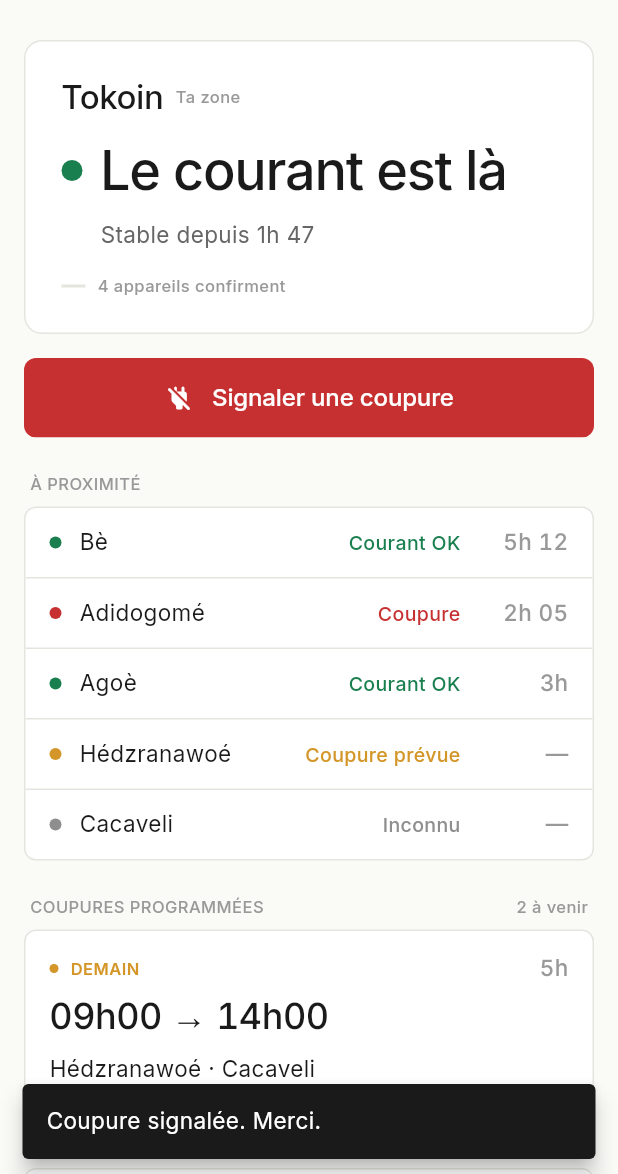
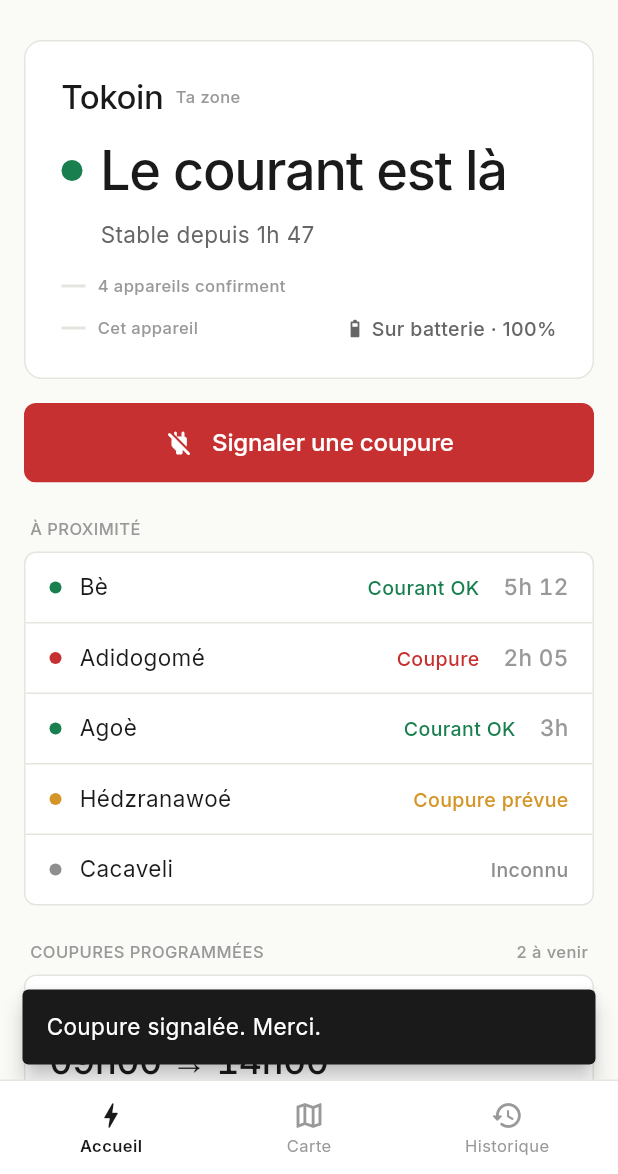
Before and after one commit to fortune344/allume, a Flutter app: the screen it shows after launch, after a tap on "Signaler une coupure", on a phone screen of 412 x 824 dp, the part 62-1236 px from its top. Run offline on Flutter 3.47's test engine with Material 3 defaults, Android fonts, the phone set to English and light mode, and no system bars; our stand-ins replace battery_plus, flutter_map, google_fonts, latlong2.

Commit message:
mobile: navigation à 3 onglets + carte OSM + détection batterie
- Bottom navigation custom avec 3 onglets (Accueil, Carte, Historique).
  IndexedStack pour préserver l'état des écrans entre changements d'onglet.
- Écran Carte avec flutter_map + tuiles OpenStreetMap centré sur Lomé.
  Inversion des couleurs des tuiles via ColorFilter en mode sombre (lisible).
  Légende des 4 états (courant/coupure/prévue/inconnu) en bas.
- Écran Historique en placeholder explicite.
- Service BatteryService écoutant les événements de charge via battery_plus.
  ValueNotifier pour propager l'état dans l'UI sans rebuild inutile.
- LocalSignalsRow au pied de la carte de statut principal :
  affiche en temps réel si l'appareil est en charge ou sur batterie.
- Correction d'un wrap d'affichage sur les zones avec un long nom.

```diff
--- a/mobile/lib/app.dart
+++ b/mobile/lib/app.dart
@@ -2,7 +2,7 @@ import 'package:flutter/material.dart';
 import 'package:flutter_localizations/flutter_localizations.dart';
 
 import 'core/theme/theme.dart';
-import 'features/home/home_screen.dart';
+import 'features/shell/main_shell.dart';
 
 class AllumeApp extends StatelessWidget {
   const AllumeApp({super.key});
@@ -22,7 +22,7 @@ class AllumeApp extends StatelessWidget {
         GlobalWidgetsLocalizations.delegate,
         GlobalCupertinoLocalizations.delegate,
       ],
-      home: const HomeScreen(),
+      home: const MainShell(),
     );
   }
 }
--- /dev/null
+++ b/mobile/lib/features/history/history_screen.dart
@@ -0,0 +1,62 @@
+import 'package:flutter/material.dart';
+
+import '../../core/theme/spacing.dart';
+import '../../core/theme/theme.dart';
+import '../../core/theme/typography.dart';
+
+/// Écran d'historique des coupures vécues et statistiques par zone.
+/// V1 : structure visuelle, données réelles arrivent quand le backend sera connecté.
+class HistoryScreen extends StatelessWidget {
+  const HistoryScreen({super.key});
+
+  @override
+  Widget build(BuildContext context) {
+    final theme = Theme.of(context);
+    final colors = context.appColors;
+
+    return Scaffold(
+      appBar: AppBar(
+        title: Text('Historique', style: AppTextStyles.title),
+      ),
+      body: Center(
+        child: Padding(
+          padding: const EdgeInsets.all(AppSpacing.xl),
+          child: Column(
+            mainAxisAlignment: MainAxisAlignment.center,
+            crossAxisAlignment: CrossAxisAlignment.start,
+            children: [
+              Container(
+                width: 48,
+                height: 48,
+                decoration: BoxDecoration(
+                  color: colors.surfaceAlt,
+                  borderRadius: BorderRadius.circular(AppRadii.md),
+                  border: Border.all(color: colors.border),
+                ),
+                child: Icon(
+                  Icons.bar_chart_rounded,
+                  size: 24,
+                  color: colors.textSecondary,
+                ),
+              ),
+              const SizedBox(height: AppSpacing.lg),
+              Text(
+                'Pas encore d\'historique',
+                style: AppTextStyles.title.copyWith(
+                  color: theme.colorScheme.onSurface,
+                ),
+              ),
+              const SizedBox(height: AppSpacing.sm),
+              Text(
+                'Ton historique de coupures et tes statistiques par quartier '
+                'apparaîtront ici dès que tu auras vécu quelques coupures avec '
+                'l\'app installée. Les données restent sur ton téléphone.',
+                style: AppTextStyles.body.copyWith(color: colors.textSecondary),
+              ),
+            ],
+          ),
+        ),
+      ),
+    );
+  }
+}
--- /dev/null
+++ b/mobile/lib/features/home/widgets/local_signals_row.dart
@@ -0,0 +1,68 @@
+import 'package:flutter/material.dart';
+
+import '../../../core/theme/spacing.dart';
+import '../../../core/theme/theme.dart';
+import '../../../core/theme/typography.dart';
+import '../../../services/battery_service.dart';
+
+/// Ligne discrète au pied de la carte de statut principale.
+///
+/// Affiche ce que CET appareil détecte localement (état de charge pour l'instant ;
+/// signaux Wi-Fi, son et lumière s'ajouteront aux phases suivantes).
+class LocalSignalsRow extends StatelessWidget {
+  const LocalSignalsRow({super.key});
+
+  @override
+  Widget build(BuildContext context) {
+    final colors = context.appColors;
+    return ValueListenableBuilder<BatterySnapshot>(
+      valueListenable: BatteryService.instance,
+      builder: (context, snapshot, _) {
+        final (icon, label, color) = _signalFor(context, snapshot);
+        return Row(
+          children: [
+            Container(height: 2, width: 16, color: colors.border),
+            const SizedBox(width: AppSpacing.sm),
+            Text(
+              'Cet appareil',
+              style: AppTextStyles.caption.copyWith(color: colors.textMuted),
+            ),
+            const Spacer(),
+            Icon(icon, size: 14, color: color),
+            const SizedBox(width: AppSpacing.xs),
+            Text(
+              label,
+              style: AppTextStyles.small.copyWith(
+                color: color,
+                fontWeight: FontWeight.w500,
+              ),
+            ),
+          ],
+        );
+      },
+    );
+  }
+
+  (IconData, String, Color) _signalFor(BuildContext ctx, BatterySnapshot s) {
+    final colors = ctx.appColors;
+    final pct = s.levelPercent;
+    final pctSuffix = pct == null ? '' : ' · $pct%';
+    return switch (s.state) {
+      DeviceChargeState.charging => (
+          Icons.bolt_rounded,
+          'En charge$pctSuffix',
+          colors.ok,
+        ),
+      DeviceChargeState.onBattery => (
+          Icons.battery_5_bar_rounded,
+          'Sur batterie$pctSuffix',
+          colors.textSecondary,
+        ),
+      DeviceChargeState.unknown => (
+          Icons.help_outline_rounded,
+          'État inconnu',
+          colors.textMuted,
+        ),
+    };
+  }
+}
--- a/mobile/lib/features/home/widgets/main_status_card.dart
+++ b/mobile/lib/features/home/widgets/main_status_card.dart
@@ -6,6 +6,7 @@ import '../../../core/theme/theme.dart';
 import '../../../core/theme/typography.dart';
 import '../../../shared/models/zone_status.dart';
 import '../../../shared/widgets/status_dot.dart';
+import 'local_signals_row.dart';
 
 /// La carte principale de l'écran d'accueil : état du courant chez l'utilisateur.
 /// Grand, immédiat, lisible — ce que la maman cherche en ouvrant l'app.
@@ -113,6 +114,8 @@ class MainStatusCard extends StatelessWidget {
               ],
             ),
           ],
+          const SizedBox(height: AppSpacing.md),
+          const LocalSignalsRow(),
         ],
       ),
     );
--- a/mobile/lib/features/home/widgets/zone_row.dart
+++ b/mobile/lib/features/home/widgets/zone_row.dart
@@ -33,11 +33,14 @@ class ZoneRow extends StatelessWidget {
           Expanded(
             child: Text(
               zone.zoneName,
+              maxLines: 1,
+              overflow: TextOverflow.ellipsis,
               style: AppTextStyles.body.copyWith(
                 color: theme.colorScheme.onSurface,
               ),
             ),
           ),
+          const SizedBox(width: AppSpacing.sm),
           Text(
             StatusDot.labelFor(zone.status),
             style: AppTextStyles.small.copyWith(
@@ -45,15 +48,13 @@ class ZoneRow extends StatelessWidget {
               fontWeight: FontWeight.w500,
             ),
           ),
-          const SizedBox(width: AppSpacing.lg),
-          SizedBox(
-            width: 56,
-            child: Text(
-              since == null ? '—' : AppFormat.relativeDuration(now.difference(since)),
+          if (since != null) ...[
+            const SizedBox(width: AppSpacing.lg),
+            Text(
+              AppFormat.relativeDuration(now.difference(since)),
               style: AppTextStyles.stat.copyWith(color: colors.textMuted),
-              textAlign: TextAlign.right,
             ),
-          ),
+          ],
         ],
       ),
     );
--- /dev/null
+++ b/mobile/lib/features/map/map_screen.dart
@@ -0,0 +1,176 @@
+import 'package:flutter/material.dart';
+import 'package:flutter_map/flutter_map.dart';
+import 'package:latlong2/latlong.dart';
+
+import '../../core/theme/spacing.dart';
+import '../../core/theme/theme.dart';
+import '../../core/theme/typography.dart';
+
+/// Inversion des couleurs des tuiles OSM pour le dark mode.
+/// Blanc → noir, noir → blanc, légère désaturation pour ne pas écraser les couleurs.
+Widget _darkModeTileBuilder(
+  BuildContext context,
+  Widget tileWidget,
+  TileImage tile,
+) {
+  return ColorFiltered(
+    colorFilter: const ColorFilter.matrix(<double>[
+      -0.85, -0.05, -0.05, 0, 255,
+      -0.05, -0.85, -0.05, 0, 255,
+      -0.05, -0.05, -0.85, 0, 255,
+         0,     0,     0, 1,   0,
+    ]),
+    child: tileWidget,
+  );
+}
+
+/// Écran carte centré sur Lomé.
+///
+/// V1 : tuiles OpenStreetMap brutes. Les polygones de zones colorés par état
+/// (vert / rouge / ambre / gris) seront ajoutés en Phase 1B après import OSM.
+class MapScreen extends StatelessWidget {
+  const MapScreen({super.key});
+
+  /// Centre approximatif de Lomé (place de l'Indépendance).
+  static const _lomeCenter = LatLng(6.1725, 1.2314);
+
+  @override
+  Widget build(BuildContext context) {
+    final theme = Theme.of(context);
+    final colors = context.appColors;
+    final isDark = theme.brightness == Brightness.dark;
+
+    return Scaffold(
+      appBar: AppBar(
+        title: Text('Carte de Lomé', style: AppTextStyles.title),
+        actions: [
+          IconButton(
+            icon: const Icon(Icons.my_location_rounded, size: 22),
+            tooltip: 'Recentrer',
+            onPressed: () {},
+          ),
+          const SizedBox(width: AppSpacing.sm),
+        ],
+      ),
+      body: Stack(
+        children: [
+          FlutterMap(
+            options: const MapOptions(
+              initialCenter: _lomeCenter,
+              initialZoom: 12.5,
+              minZoom: 10,
+              maxZoom: 18,
+            ),
+            children: [
+              TileLayer(
+                urlTemplate: 'https://tile.openstreetmap.org/{z}/{x}/{y}.png',
+                userAgentPackageName: 'tg.allume.allume',
+                tileProvider: NetworkTileProvider(),
+                tileBuilder: isDark ? _darkModeTileBuilder : null,
+              ),
+            ],
+          ),
+          Positioned(
+            left: AppSpacing.lg,
+            right: AppSpacing.lg,
+            bottom: AppSpacing.lg,
+            child: _MapLegend(),
+          ),
+          Positioned(
+            right: AppSpacing.sm,
+            bottom: AppSpacing.sm + 80,
+            child: _AttributionPill(
+              text: '© OpenStreetMap',
+              colors: colors,
+              surface: theme.colorScheme.surface,
+            ),
+          ),
+        ],
+      ),
+    );
+  }
+}
+
+class _MapLegend extends StatelessWidget {
+  @override
+  Widget build(BuildContext context) {
+    final theme = Theme.of(context);
+    final colors = context.appColors;
+    return Container(
+      padding: const EdgeInsets.symmetric(
+        horizontal: AppSpacing.lg,
+        vertical: AppSpacing.md,
+      ),
+      decoration: BoxDecoration(
+        color: theme.colorScheme.surface,
+        borderRadius: BorderRadius.circular(AppRadii.md),
+        border: Border.all(color: colors.border),
+      ),
+      child: Row(
+        mainAxisAlignment: MainAxisAlignment.spaceBetween,
+        children: [
+          _LegendItem(color: colors.ok, label: 'Courant'),
+          _LegendItem(color: colors.off, label: 'Coupure'),
+          _LegendItem(color: colors.warn, label: 'Prévue'),
+          _LegendItem(color: colors.unknown, label: 'Inconnu'),
+        ],
+      ),
+    );
+  }
+}
+
+class _LegendItem extends StatelessWidget {
+  final Color color;
+  final String label;
+  const _LegendItem({required this.color, required this.label});
+
+  @override
+  Widget build(BuildContext context) {
+    final colors = context.appColors;
+    return Row(
+      mainAxisSize: MainAxisSize.min,
+      children: [
+        Container(
+          width: 10,
+          height: 10,
+          decoration: BoxDecoration(color: color, shape: BoxShape.circle),
+        ),
+        const SizedBox(width: AppSpacing.sm),
+        Text(
+          label,
+          style: AppTextStyles.small.copyWith(color: colors.textSecondary),
+        ),
+      ],
+    );
+  }
+}
+
+class _AttributionPill extends StatelessWidget {
+  final String text;
+  final AppStatusColors colors;
+  final Color surface;
+  const _AttributionPill({
+    required this.text,
+    required this.colors,
+    required this.surface,
+  });
+
+  @override
+  Widget build(BuildContext context) {
+    return Container(
+      padding: const EdgeInsets.symmetric(
+        horizontal: AppSpacing.sm,
+        vertical: AppSpacing.xs,
+      ),
+      decoration: BoxDecoration(
+        color: surface.withValues(alpha: 0.85),
+        borderRadius: BorderRadius.circular(AppRadii.sm),
+        border: Border.all(color: colors.border),
+      ),
+      child: Text(
+        text,
+        style: AppTextStyles.caption.copyWith(color: colors.textMuted),
+      ),
+    );
+  }
+}
--- /dev/null
+++ b/mobile/lib/features/shell/main_shell.dart
@@ -0,0 +1,152 @@
+import 'package:flutter/material.dart';
+import 'package:flutter/services.dart';
+
+import '../../core/theme/spacing.dart';
+import '../../core/theme/theme.dart';
+import '../../core/theme/typography.dart';
+import '../history/history_screen.dart';
+import '../home/home_screen.dart';
+import '../map/map_screen.dart';
+
+/// Coquille principale de l'app : trois onglets persistants.
+/// IndexedStack préserve l'état de chaque onglet (utile quand la carte est chargée).
+class MainShell extends StatefulWidget {
+  const MainShell({super.key});
+
+  @override
+  State<MainShell> createState() => _MainShellState();
+}
+
+class _MainShellState extends State<MainShell> {
+  int _index = 0;
+
+  static const _screens = <Widget>[
+    HomeScreen(),
+    MapScreen(),
+    HistoryScreen(),
+  ];
+
+  static const _destinations = <_Destination>[
+    _Destination(
+      icon: Icons.bolt_outlined,
+      activeIcon: Icons.bolt_rounded,
+      label: 'Accueil',
+    ),
+    _Destination(
+      icon: Icons.map_outlined,
+      activeIcon: Icons.map_rounded,
+      label: 'Carte',
+    ),
+    _Destination(
+      icon: Icons.history_rounded,
+      activeIcon: Icons.history_rounded,
+      label: 'Historique',
+    ),
+  ];
+
+  void _onTap(int i) {
+    if (i == _index) return;
+    HapticFeedback.selectionClick();
+    setState(() => _index = i);
+  }
+
+  @override
+  Widget build(BuildContext context) {
+    final theme = Theme.of(context);
+    final colors = context.appColors;
+
+    return Scaffold(
+      body: IndexedStack(index: _index, children: _screens),
+      bottomNavigationBar: Container(
+        decoration: BoxDecoration(
+          color: theme.colorScheme.surface,
+          border: Border(top: BorderSide(color: colors.border)),
+        ),
+        child: SafeArea(
+          top: false,
+          child: Padding(
+            padding: const EdgeInsets.symmetric(
+              horizontal: AppSpacing.sm,
+              vertical: AppSpacing.xs,
+            ),
+            child: Row(
+              children: [
+                for (var i = 0; i < _destinations.length; i++)
+                  Expanded(
+                    child: _NavButton(
+                      destination: _destinations[i],
+                      selected: i == _index,
+                      onTap: () => _onTap(i),
+                    ),
+                  ),
+              ],
+            ),
+          ),
+        ),
+      ),
+    );
+  }
+}
+
+class _Destination {
+  final IconData icon;
+  final IconData activeIcon;
+  final String label;
+  const _Destination({
+    required this.icon,
+    required this.activeIcon,
+    required this.label,
+  });
+}
+
+class _NavButton extends StatelessWidget {
+  final _Destination destination;
+  final bool selected;
+  final VoidCallback onTap;
+
+  const _NavButton({
+    required this.destination,
+    required this.selected,
+    required this.onTap,
+  });
+
+  @override
+  Widget build(BuildContext context) {
+    final theme = Theme.of(context);
+    final colors = context.appColors;
+    final activeColor = theme.colorScheme.onSurface;
+    final inactiveColor = colors.textMuted;
+    final color = selected ? activeColor : inactiveColor;
+
+    return Material(
+      color: Colors.transparent,
+      child: InkWell(
+        borderRadius: BorderRadius.circular(AppRadii.md),
+        onTap: onTap,
+        child: Padding(
+          padding: const EdgeInsets.symmetric(
+            vertical: AppSpacing.sm,
+          ),
+          child: Column(
+            mainAxisSize: MainAxisSize.min,
+            children: [
+              Icon(
+                selected ? destination.activeIcon : destination.icon,
+                size: 22,
+                color: color,
+              ),
+              const SizedBox(height: 2),
+              Text(
+                destination.label,
+                style: AppTextStyles.caption.copyWith(
+                  color: color,
+                  fontWeight: selected ? FontWeight.w600 : FontWeight.w400,
+                ),
+              ),
+            ],
+          ),
+        ),
+      ),
+    );
+  }
+}
--- a/mobile/lib/main.dart
+++ b/mobile/lib/main.dart
@@ -1,10 +1,15 @@
+import 'dart:async';
+
 import 'package:flutter/material.dart';
 import 'package:intl/date_symbol_data_local.dart';
 
 import 'app.dart';
+import 'services/battery_service.dart';
 
 Future<void> main() async {
   WidgetsFlutterBinding.ensureInitialized();
   await initializeDateFormatting('fr_FR');
+  // Démarre l'écoute des événements batterie. Non bloquant pour l'UI.
+  unawaited(BatteryService.instance.initialize());
   runApp(const AllumeApp());
 }
--- /dev/null
+++ b/mobile/lib/services/battery_service.dart
@@ -0,0 +1,98 @@
+import 'dart:async';
+
+import 'package:battery_plus/battery_plus.dart';
+import 'package:flutter/foundation.dart';
+
+/// État de charge tel qu'observé sur l'appareil.
+enum DeviceChargeState {
+  /// Branché et en charge (ou batterie pleine, branché).
+  charging,
+  /// Sur batterie, débranché.
+  onBattery,
+  /// État pas encore connu (au démarrage avant la première lecture).
+  unknown,
+}
+
+/// Snapshot de l'état batterie à un instant donné.
+@immutable
+class BatterySnapshot {
+  final DeviceChargeState state;
+  final int? levelPercent;
+  final DateTime updatedAt;
+
+  const BatterySnapshot({
+    required this.state,
+    required this.levelPercent,
+    required this.updatedAt,
+  });
+}
+
+/// Service de surveillance de l'état batterie.
+///
+/// Expose un [ValueNotifier] qui notifie l'UI à chaque changement (branchement,
+/// débranchement, niveau). Pas de polling actif : on s'abonne aux événements
+/// OS (Android BroadcastReceiver via battery_plus).
+class BatteryService extends ValueNotifier<BatterySnapshot> {
+  BatteryService._() : super(_initialSnapshot());
+
+  static BatterySnapshot _initialSnapshot() => BatterySnapshot(
+        state: DeviceChargeState.unknown,
+        levelPercent: null,
+        updatedAt: DateTime.now(),
+      );
+
+  static final BatteryService instance = BatteryService._();
+
+  final Battery _battery = Battery();
+  StreamSubscription<BatteryState>? _subscription;
+  Timer? _levelTimer;
+  bool _initialized = false;
+
+  /// À appeler une seule fois au démarrage de l'app.
+  Future<void> initialize() async {
+    if (_initialized) return;
+    _initialized = true;
+
+    await _refreshSnapshot();
+
+    _subscription = _battery.onBatteryStateChanged.listen((_) {
+      _refreshSnapshot();
+    });
+
+    // Le niveau de batterie ne déclenche pas d'événement à chaque % perdu.
+    // On le rafraîchit toutes les 2 minutes — coût négligeable.
+    _levelTimer = Timer.periodic(const Duration(minutes: 2), (_) {
+      _refreshSnapshot();
+    });
+  }
+
+  Future<void> _refreshSnapshot() async {
+    try {
+      final state = await _battery.batteryState;
+      final level = await _battery.batteryLevel;
+      value = BatterySnapshot(
+        state: _mapState(state),
+        levelPercent: level,
+        updatedAt: DateTime.now(),
+      );
+    } catch (_) {
+      // Sur certains émulateurs ou ROMs custom, ces appels peuvent échouer.
+      // On garde l'état précédent plutôt que de planter.
+    }
+  }
+
+  static DeviceChargeState _mapState(BatteryState s) => switch (s) {
+        BatteryState.charging => DeviceChargeState.charging,
+        BatteryState.full => DeviceChargeState.charging,
+        BatteryState.connectedNotCharging => DeviceChargeState.charging,
+        BatteryState.discharging => DeviceChargeState.onBattery,
+        BatteryState.unknown => DeviceChargeState.unknown,
+      };
+
+  @override
+  void dispose() {
+    _subscription?.cancel();
+    _levelTimer?.cancel();
+    super.dispose();
+  }
+}
--- a/mobile/pubspec.yaml
+++ b/mobile/pubspec.yaml
@@ -15,6 +15,9 @@ dependencies:
   cupertino_icons: ^1.0.8
   google_fonts: ^6.3.3
   intl: ^0.20.2
+  flutter_map: ^7.0.2
+  latlong2: ^0.9.1
+  battery_plus: ^6.2.1
 
 dev_dependencies:
   flutter_test:
```
Also changed, not shown: mobile/pubspec.lock.
